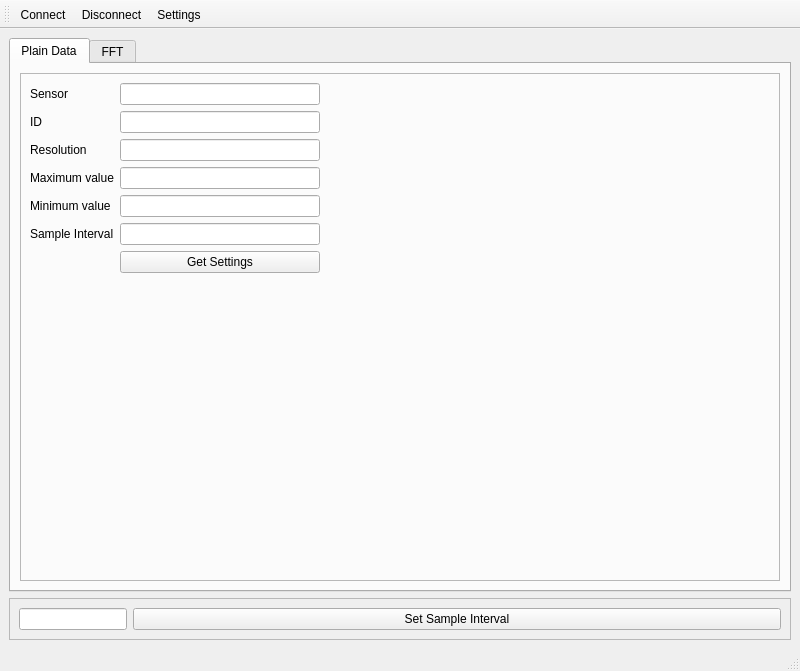
Above: ui/MainWindow.ui from UbiquitousComputingSS14/HeartRateMonitor before the change. Below: the same form after it.
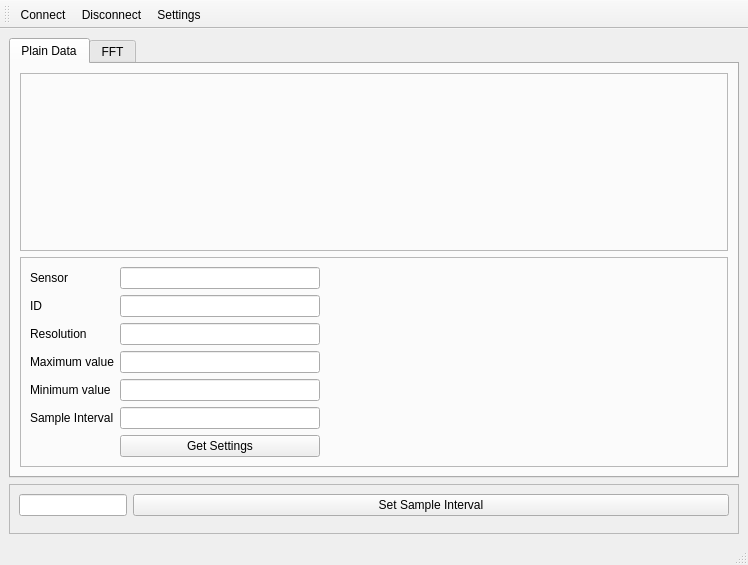
That is the form after the change. The open tabs and pages were chosen to show the change. Icons and pictures are not drawn.

Commit message: Added support for Qt4, Qt5 on Windows and Linux.

```diff
--- a/ui/MainWindow.ui
+++ b/ui/MainWindow.ui
@@ -6,8 +6,8 @@
    <rect>
     <x>0</x>
     <y>0</y>
-    <width>800</width>
-    <height>671</height>
+    <width>748</width>
+    <height>565</height>
    </rect>
   </property>
   <property name="windowTitle">
@@ -18,21 +18,61 @@
     <item>
      <widget class="QTabWidget" name="tabWidget">
       <property name="sizePolicy">
-       <sizepolicy hsizetype="Expanding" vsizetype="Expanding">
+       <sizepolicy hsizetype="Preferred" vsizetype="Preferred">
         <horstretch>0</horstretch>
         <verstretch>0</verstretch>
        </sizepolicy>
       </property>
+      <property name="tabShape">
+       <enum>QTabWidget::Rounded</enum>
+      </property>
       <property name="currentIndex">
-       <number>0</number>
+       <number>1</number>
+      </property>
+      <property name="documentMode">
+       <bool>false</bool>
+      </property>
+      <property name="tabsClosable">
+       <bool>false</bool>
+      </property>
+      <property name="movable">
+       <bool>false</bool>
       </property>
       <widget class="QWidget" name="tab">
+       <property name="sizePolicy">
+        <sizepolicy hsizetype="Expanding" vsizetype="Expanding">
+         <horstretch>0</horstretch>
+         <verstretch>0</verstretch>
+        </sizepolicy>
+       </property>
        <attribute name="title">
         <string>Plain Data</string>
        </attribute>
        <layout class="QVBoxLayout" name="verticalLayout_2">
         <item>
-         <layout class="QHBoxLayout" name="graphLayout"/>
+         <widget class="QFrame" name="frame_9">
+          <property name="sizePolicy">
+           <sizepolicy hsizetype="Expanding" vsizetype="Expanding">
+            <horstretch>0</horstretch>
+            <verstretch>0</verstretch>
+           </sizepolicy>
+          </property>
+          <property name="frameShape">
+           <enum>QFrame::StyledPanel</enum>
+          </property>
+          <property name="frameShadow">
+           <enum>QFrame::Raised</enum>
+          </property>
+          <layout class="QHBoxLayout" name="horizontalLayout_11">
+           <item>
+            <layout class="QHBoxLayout" name="graphLayout">
+             <property name="sizeConstraint">
+              <enum>QLayout::SetDefaultConstraint</enum>
+             </property>
+            </layout>
+           </item>
+          </layout>
+         </widget>
         </item>
         <item>
          <widget class="QFrame" name="frame">
@@ -783,7 +823,7 @@
     <item>
      <widget class="QFrame" name="frame_4">
       <property name="sizePolicy">
-       <sizepolicy hsizetype="Minimum" vsizetype="Minimum">
+       <sizepolicy hsizetype="Preferred" vsizetype="Preferred">
         <horstretch>0</horstretch>
         <verstretch>0</verstretch>
        </sizepolicy>
```
Left out of the diff: 25 changed lines with no effect on the pictures. The commit also changes 7 other files.
